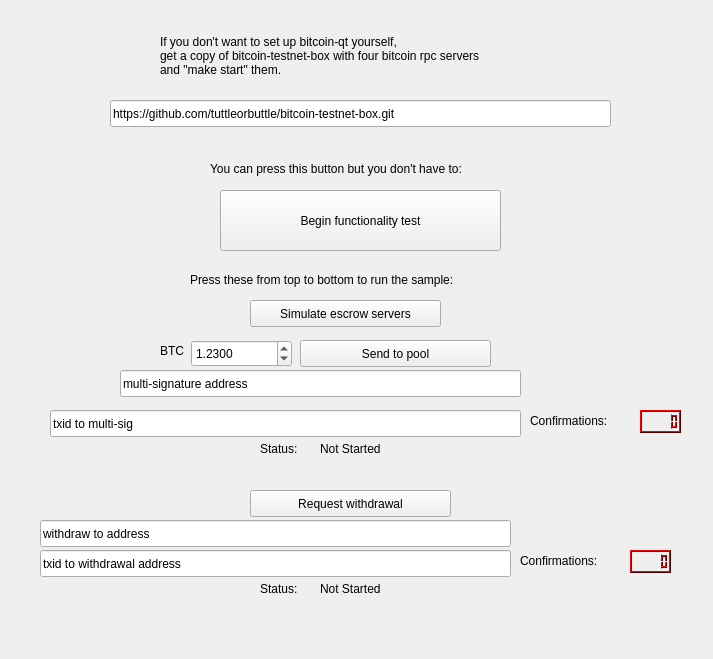
tuttleorbuttle/Moneychanger, file src/moneychanger/Widgets/btcguitest.ui: the form before one commit.
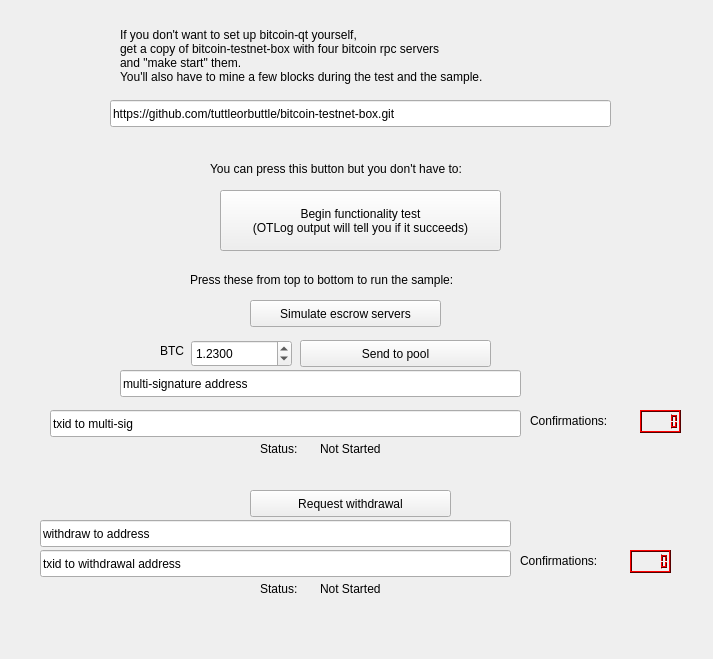
The form after the commit.

Commit message: added variable to set how many signatures are required in sample.

```diff
--- a/src/moneychanger/Widgets/btcguitest.ui
+++ b/src/moneychanger/Widgets/btcguitest.ui
@@ -23,7 +23,8 @@
     </rect>
    </property>
    <property name="text">
-    <string>Begin functionality test</string>
+    <string>Begin functionality test
+(OTLog output will tell you if it succeeds)</string>
    </property>
   </widget>
   <widget class="QPushButton" name="simulateEscrSrvrsButton">
@@ -1128,16 +1129,17 @@
   <widget class="QLabel" name="label_8">
    <property name="geometry">
     <rect>
-     <x>160</x>
+     <x>120</x>
      <y>20</y>
-     <width>441</width>
+     <width>481</width>
      <height>71</height>
     </rect>
    </property>
    <property name="text">
     <string>If you don't want to set up bitcoin-qt yourself,
 get a copy of bitcoin-testnet-box with four bitcoin rpc servers
-and &quot;make start&quot; them.</string>
+and &quot;make start&quot; them.
+You'll also have to mine a few blocks during the test and the sample.</string>
    </property>
   </widget>
  </widget>
```
The commit also changes 6 other files.
